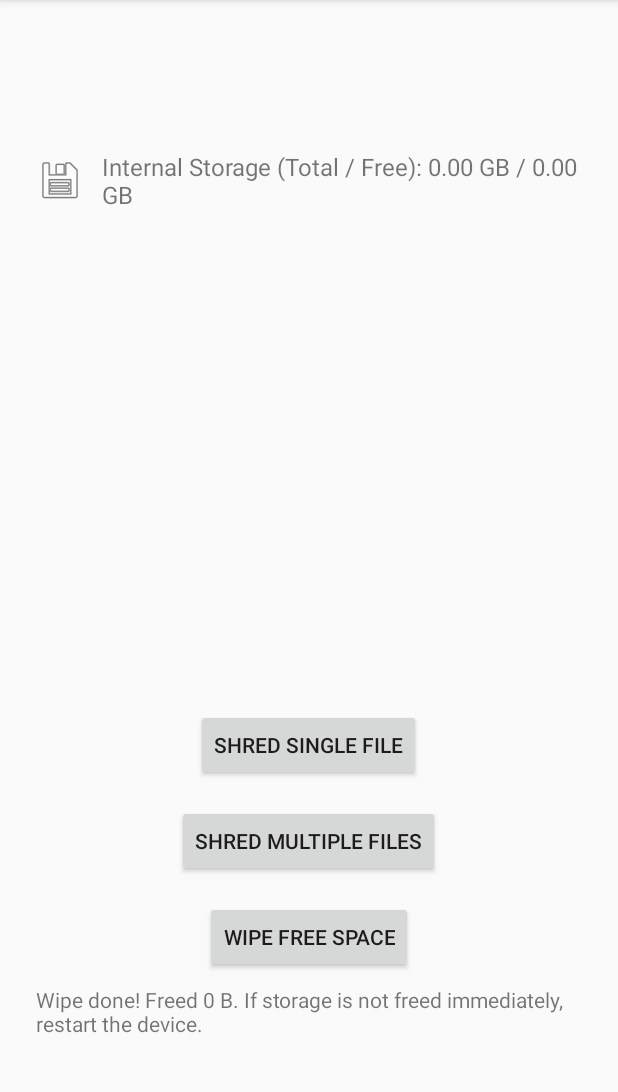
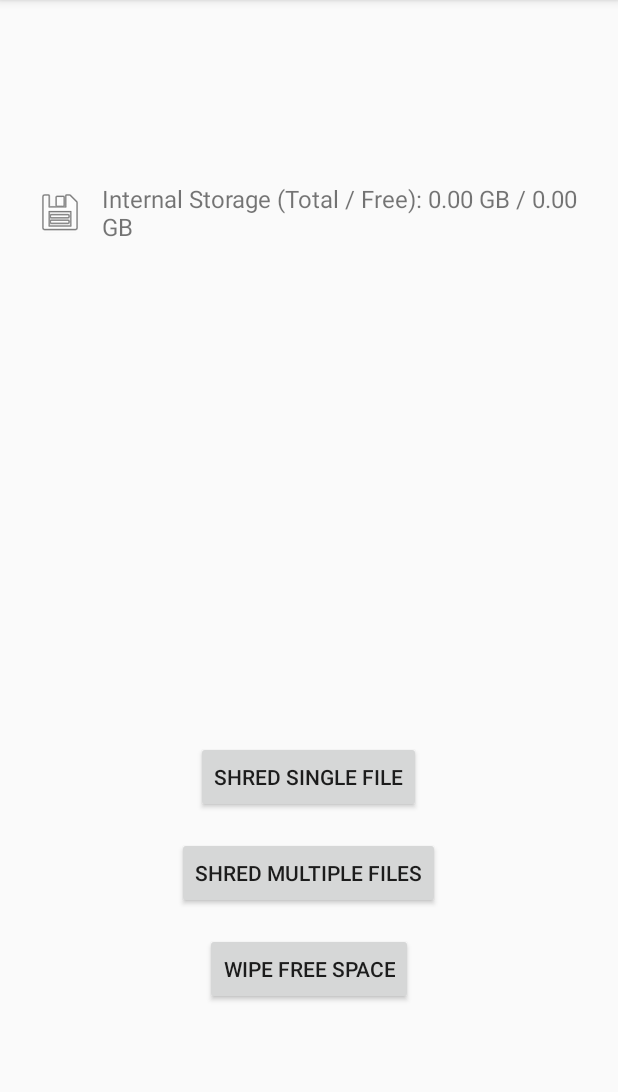
Before and after one commit to ratk87/CryptographicEraser, an Android app built with Jetpack Compose: the screen it shows after launch (MainActivity), after a tap on "WIPE FREE SPACE", on a phone screen of 412 x 824 dp, the part 84-1176 px from its top. Run offline under Robolectric (Android 15) with nearby library versions, the phone set to English and light mode, and no system bars.

```diff
--- a/app/src/main/java/com/example/cryptographiceraser/MainActivity.kt
+++ b/app/src/main/java/com/example/cryptographiceraser/MainActivity.kt
@@ -14,16 +14,14 @@ import java.io.FileOutputStream
 import android.view.Menu
 import android.view.MenuItem
 import androidx.fragment.app.FragmentManager
+import android.util.Log
+import android.os.Environment
 
 /**
  * MainActivity: Hosts the UI and manages file explorer integration for secure erasure.
  * Implements FileExplorer.OnFileSelectedListener to receive callbacks from the file explorer.
  */
 class MainActivity : AppCompatActivity(), FileExplorer.OnFileSelectedListener {
-
-    /** UI components for progress and status display. */
-    private lateinit var progressBar: ProgressBar
-    private lateinit var statusText: TextView
 
     /** Volatile flag for background wipe cancellation. */
     @Volatile
@@ -35,6 +33,26 @@ class MainActivity : AppCompatActivity(), FileExplorer.OnFileSelectedListener {
     private var fileExplorerFragment: FileExplorer? = null
 
     override fun onCreate(savedInstanceState: Bundle?) {
+        // ************************
+        // Debugging for Android 15
+        // Debug: Dummy-Datei schreiben & alle Dateien loggen
+        CryptoUtils.writeTestDummyFile(this)
+        val dir = this.getExternalFilesDir(Environment.DIRECTORY_DOCUMENTS)
+        dir?.listFiles()?.forEach { file ->
+            Log.d("FileTest", "File: ${file.absolutePath}")
+        }
+        val testFile = File("/storage/emulated/0/Download/test123.txt")
+        try {
+            testFile.writeText("Test123")
+            Log.d("FileTest", "Schreiben erfolgreich!")
+        } catch (e: Exception) {
+            Log.e("FileTest", "Fehler beim Schreiben: ${e.message}")
+        }
+        // **********************
+        // **********************
+
+
+
         super.onCreate(savedInstanceState)
         setContentView(R.layout.activity_main)
 
@@ -60,10 +78,6 @@ class MainActivity : AppCompatActivity(), FileExplorer.OnFileSelectedListener {
 
         // --- Ask for runtime storage permissions if required ---
         requestAllStoragePermissionsIfNeeded()
-
-        // --- Initialize views for progress/status display ---
-        progressBar = findViewById(R.id.progressBarWipe)
-        statusText = findViewById(R.id.textWipeStatus)
 
         // --- (Debug) Test: Try writing a dummy file to external storage ---
         CryptoUtils.writeTestDummyFile(this)
@@ -139,15 +153,20 @@ class MainActivity : AppCompatActivity(), FileExplorer.OnFileSelectedListener {
         // Create and show the modal StatusDialog
         val statusDialog = StatusDialog()
         statusDialog.isCancelable = false
+        // ************+
+        // DEBUGGING
+        val dialogAlreadyShown = supportFragmentManager.findFragmentByTag("StatusDialog")
+        Log.d("DialogTest", "StatusDialog im FragmentManager? $dialogAlreadyShown")
+        // ************
+
         statusDialog.show(supportFragmentManager, "StatusDialog")
 
         lifecycleScope.launch(Dispatchers.Main) {
             try {
                 // (1) Prompt for password, show progress
                 statusDialog.updateStatus("Waiting for password...", 0)
-                val password = withContext(Dispatchers.Main) {
-                    requestPassword(this@MainActivity, "Enter password for secure erase")
-                }
+                val password = requestPasswordDialog(this@MainActivity, "Enter password for secure erase")
+
                 if (password == null || password.isEmpty()) { // Check for CharArray must look like this
                     statusDialog.dismiss()
                     Toast.makeText(this@MainActivity, "No password entered, aborted.", Toast.LENGTH_SHORT).show()
@@ -200,7 +219,7 @@ class MainActivity : AppCompatActivity(), FileExplorer.OnFileSelectedListener {
                 // Done
                 statusDialog.updateStatus("Done!", 100)
                 delay(700)
-                statusDialog.dismiss()
+                statusDialog.dismissAllowingStateLoss()
 
                 Toast.makeText(
                     this@MainActivity,
@@ -212,27 +231,21 @@ class MainActivity : AppCompatActivity(), FileExplorer.OnFileSelectedListener {
                 fileExplorerFragment?.refreshCurrentDir()
 
             } catch (e: Exception) {
-                statusDialog.dismiss()
+                statusDialog.dismissAllowingStateLoss()
                 Toast.makeText(this@MainActivity, "Error: ${e.message}", Toast.LENGTH_LONG).show()
             }
         }
     }
 
     /**
-     * Triggers a double wipe of the free space and updates the progress/status bar.
-     * Wipes the free space in the Documents directory twice for improved forensics resistance.
+     * Triggers a double wipe of the free space.
+     * (Kein Fortschrittsdialog mehr in MainActivity!)
      */
     private fun doubleWipeWithProgress() {
         val documentsDir = getExternalFilesDir(Environment.DIRECTORY_DOCUMENTS) ?: filesDir
-        progressBar.progress = 0
-        progressBar.visibility = ProgressBar.VISIBLE
-        statusText.visibility = TextView.VISIBLE
-        statusText.text = "Wiping free space (2x)..."
         Thread {
             WipeUtils.doubleWipeFreeSpace(this@MainActivity, documentsDir)
             runOnUiThread {
-                progressBar.visibility = ProgressBar.GONE
-                statusText.text = "Secure deletion completed. If storage is not freed immediately, restart the device."
                 Toast.makeText(this@MainActivity, "Secure deletion completed.", Toast.LENGTH_LONG).show()
             }
         }.start()
@@ -240,24 +253,18 @@ class MainActivity : AppCompatActivity(), FileExplorer.OnFileSelectedListener {
 
     /**
      * Starts the procedure to securely overwrite all available free space on internal storage.
-     * Shows a progress bar and estimated time remaining.
+     * No progress bar shown (can be re-added as Dialog falls nötig).
      */
     private fun startFreeSpaceWipe() {
         Toast.makeText(this, "Starting free space wipe...", Toast.LENGTH_SHORT).show()
         val targetDir = filesDir
-        val (total, free) = getStorageStats(targetDir)
-        progressBar.max = if (free < Int.MAX_VALUE) free.toInt() else Int.MAX_VALUE
-        progressBar.progress = 0
-        progressBar.visibility = ProgressBar.VISIBLE
-        statusText.visibility = TextView.VISIBLE
-        statusText.text = "Total: ${formatSize(total)}, Free: ${formatSize(free)}"
         wipeCancelled = false
         Thread {
-            val startTime = SystemClock.elapsedRealtime()
             val buffer = ByteArray(1024 * 1024)
             val rnd = java.security.SecureRandom()
             var written = 0L
             var idx = 0
+            val (total, free) = getStorageStats(targetDir)
             val wipeDir = File(targetDir, "wipe_tmp")
             if (!wipeDir.exists()) wipeDir.mkdirs()
             var cancelled = false
@@ -276,13 +283,6 @@ class MainActivity : AppCompatActivity(), FileExplorer.OnFileSelectedListener {
                             out.write(buffer)
                             written += buffer.size
                             fileWritten += buffer.size
-                            runOnUiThread {
-                                progressBar.progress = minOf(written, free).toInt()
-                                val percent = 100 * written / free
-                                val elapsed = SystemClock.elapsedRealtime() - startTime
-                                val eta = if (written > 0) elapsed * (free - written) / written else 0
-                                statusText.text = "Wiping: $percent% - ${formatSize(written)} / ${formatSize(free)}\nETA: ${formatTime(eta)}"
-                            }
                         }
                     }
                 }
@@ -292,11 +292,14 @@ class MainActivity : AppCompatActivity(), FileExplorer.OnFileSelectedListener {
             val cleaned = WipeUtils.cleanWipeDummyFiles(targetDir)
             wipeDir.deleteRecursively()
             runOnUiThread {
-                progressBar.visibility = ProgressBar.GONE
-                statusText.text = if (!cancelled)
-                    "Wipe done! Freed ${formatSize(written)}. If storage is not freed immediately, restart the device."
-                else
-                    "Wipe cancelled! Cleaned up $cleaned files. Restart device if storage appears full."
+                Toast.makeText(
+                    this@MainActivity,
+                    if (!cancelled)
+                        "Wipe done! Freed ${formatSize(written)}. If storage is not freed immediately, restart the device."
+                    else
+                        "Wipe cancelled! Cleaned up $cleaned files. Restart device if storage appears full.",
+                    Toast.LENGTH_LONG
+                ).show()
             }
         }.start()
     }
--- a/app/src/main/res/layout/activity_main.xml
+++ b/app/src/main/res/layout/activity_main.xml
@@ -89,23 +89,4 @@
         android:layout_height="wrap_content"
         android:layout_marginTop="16dp"
         android:text="Wipe Free Space" />
-
-    <ProgressBar
-        android:id="@+id/progressBarWipe"
-        android:layout_width="250dp"
-        android:layout_height="wrap_content"
-        android:layout_marginTop="24dp"
-        android:visibility="gone"
-        style="?android:attr/progressBarStyleHorizontal"/>
-
-    <TextView
-        android:id="@+id/textWipeStatus"
-        android:layout_width="wrap_content"
-        android:layout_height="wrap_content"
-        android:layout_marginTop="8dp"
-        android:text=""
-        android:textSize="14sp"
-        android:visibility="gone"/>
-
-
 </LinearLayout>
```
Also changed, not shown: app/src/main/java/com/example/cryptographiceraser/CryptoUtils.kt (+33 -41 lines), app/src/main/java/com/example/cryptographiceraser/DialogUtils.kt (+21 -29 lines), app/src/main/java/com/example/cryptographiceraser/PasswordDialogFragment.kt (added, +45 -0 lines), app/src/main/java/com/example/cryptographiceraser/StatusDialog.kt (+31 -16 lines).
